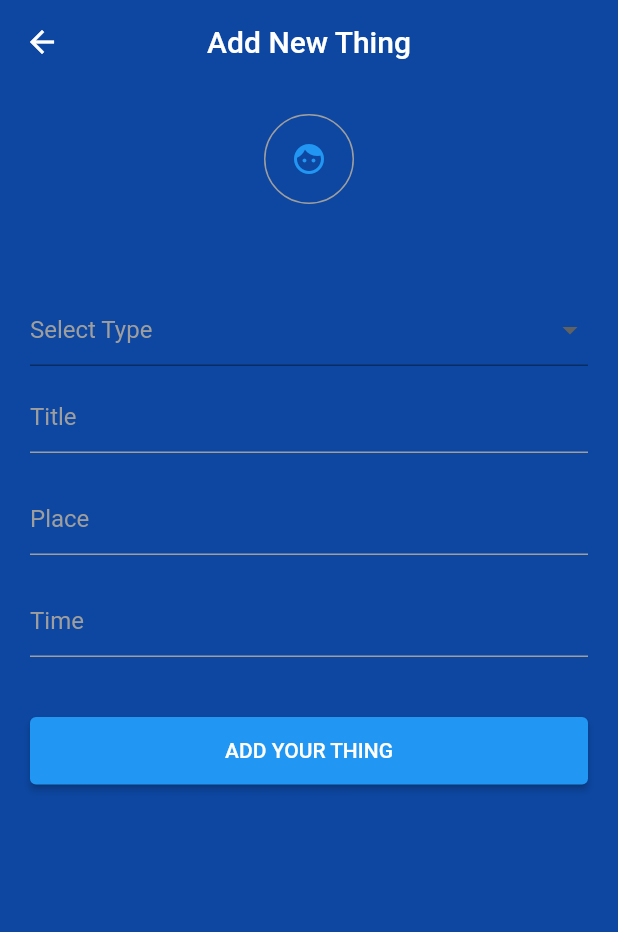
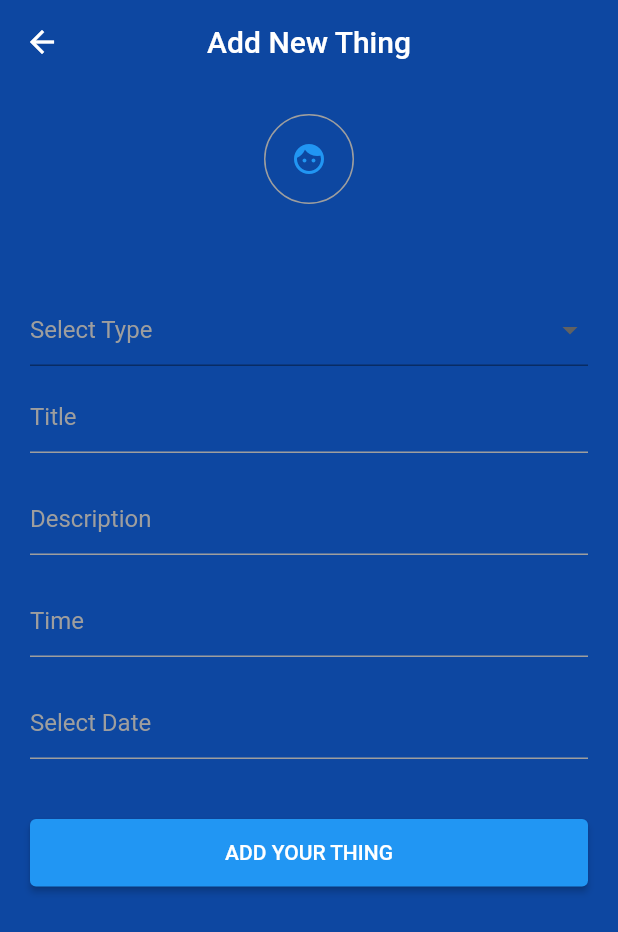
Before and after one commit to SmrutiSamratRansingh/elred, a Flutter app: the TodoScreen screen opened directly, after a tap on the "add" icon, on a phone screen of 412 x 824 dp. Shown: the top 932 px of the screen. Run offline on Flutter 3.47's test engine with Material 2 defaults, Android fonts, the phone set to English and light mode, and no system bars; our stand-ins replace cloud_firestore, firebase_auth, firebase_core, get, google_sign_in; accounts and stored records are empty.

Commit message:
added date picker,todolist ui update

```diff
--- /dev/null
+++ b/lib/core/global_variables.dart
@@ -0,0 +1,3 @@
+class GlobalVariable {
+  static late final String? uid;
+}
--- a/lib/features/authentication/viewmodel/auth_viewmodel.dart
+++ b/lib/features/authentication/viewmodel/auth_viewmodel.dart
@@ -1,5 +1,7 @@
+import 'package:eired/core/global_variables.dart';
 import 'package:eired/features/authentication/usecases/authenticate_user.dart';
 import 'package:eired/features/todo_list/views/todo_screen.dart';
+import 'package:firebase_auth/firebase_auth.dart';
 import 'package:flutter/cupertino.dart';
 import 'package:get/get.dart';
 
@@ -14,7 +16,9 @@ class AuthViewModel extends ChangeNotifier {
     try {
       isLoading = true;
       notifyListeners();
-      await authenticateUserUsecase.signInWithGoogle();
+      UserCredential user = await authenticateUserUsecase.signInWithGoogle();
+      GlobalVariable.uid = user.user!.uid;
+
       isLoading = false;
       notifyListeners();
       Get.offAll(const TodoScreen());
--- a/lib/features/authentication/views/signin_screen.dart
+++ b/lib/features/authentication/views/signin_screen.dart
@@ -16,7 +16,10 @@ class SigninScreen extends StatelessWidget {
             ? const CircularProgressIndicator(
                 color: Colors.blue,
               )
-            : ElevatedButton.icon(
+            : SizedBox(
+                height: 45,
+                width: MediaQuery.of(context).size.width * 0.7,
+                child: ElevatedButton.icon(
                     onPressed: () {
                       context.read<AuthViewModel>().signinWithGoogle();
                     },
@@ -26,6 +29,7 @@ class SigninScreen extends StatelessWidget {
                     ),
                     label: const Text("Signin with Google")),
               ),
+      ),
     );
   }
 }
--- a/lib/features/todo_list/models/todo_model.dart
+++ b/lib/features/todo_list/models/todo_model.dart
@@ -1,13 +1,14 @@
 class TodoModel {
   final String type;
   final String heading;
-  final String place;
-
+  final String description;
+  final String date;
   final String time;
 
   TodoModel(
       {required this.type,
       required this.heading,
-      required this.place,
-      required this.time});
+      required this.description,
+      required this.time,
+      required this.date});
 }
--- a/lib/features/todo_list/repository/todo_repository.dart
+++ b/lib/features/todo_list/repository/todo_repository.dart
@@ -1,5 +1,6 @@
 import 'package:cloud_firestore/cloud_firestore.dart';
 import 'package:eired/core/eired_exception.dart';
+import 'package:eired/core/global_variables.dart';
 import 'package:eired/core/print_helper.dart';
 import 'package:eired/features/todo_list/models/todo_model.dart';
 
@@ -8,10 +9,12 @@ class TodoRepository {
     try {
       await todoCollection
           .add({
+            'id': GlobalVariable.uid.toString(),
             'type': todoModel.type,
             'heading': todoModel.heading,
-            'place': todoModel.place,
+            'desc': todoModel.description,
             'time': todoModel.time,
+            'user_date': todoModel.date,
             'date': Timestamp.now()
           })
           .then((value) => printDebug("User Added"))
@@ -32,8 +35,9 @@ class TodoRepository {
           .update({
             'type': todoModel.type,
             'heading': todoModel.heading,
-            'place': todoModel.place,
+            'desc': todoModel.description,
             'time': todoModel.time,
+            'user_date': todoModel.date
           })
           .then((value) => printDebug("User Updated"))
           .catchError((error) {
--- a/lib/features/todo_list/viewmodel/todo_viewmodel.dart
+++ b/lib/features/todo_list/viewmodel/todo_viewmodel.dart
@@ -7,6 +7,7 @@ import 'package:eired/features/todo_list/views/enter_data_screen.dart';
 import 'package:eired/features/todo_list/views/todo_screen.dart';
 import 'package:flutter/material.dart';
 import 'package:get/get.dart';
+import 'package:intl/intl.dart';
 import '../../../core/print_helper.dart';
 import '../../../core/snackbar_helper.dart';
 
@@ -17,6 +18,7 @@ class TodoViewModel extends ChangeNotifier {
   TextEditingController titleController = TextEditingController();
   TextEditingController placeController = TextEditingController();
   TextEditingController timeController = TextEditingController();
+  TextEditingController dateController = TextEditingController();
   final List<String> typeList = [
     "Music",
     "Business",
@@ -35,6 +37,9 @@ class TodoViewModel extends ChangeNotifier {
   late TodoModel todoEditModel;
 
   String docIdEdit = "";
+
+  DateTime selectedDate = DateTime.now();
+  String dateText = "Select Date";
 
   TodoViewModel({required this.todoCrudUsecase});
 
@@ -69,9 +74,10 @@ class TodoViewModel extends ChangeNotifier {
       isLoading = true;
       notifyListeners();
       final todo = TodoModel(
+          date: dateController.text,
           type: selectedType,
           heading: titleController.text,
-          place: placeController.text,
+          description: placeController.text,
           time: timeController.text);
       todoCrudUsecase.addTodo(todoModel: todo, ref: todoCollection);
       Get.offAll(const TodoScreen());
@@ -104,9 +110,10 @@ class TodoViewModel extends ChangeNotifier {
     printDebug(docIdEdit);
     try {
       final todo = TodoModel(
+          date: dateController.text,
           type: selectedType,
           heading: titleController.text,
-          place: placeController.text,
+          description: placeController.text,
           time: timeController.text);
       await todoCrudUsecase.editTodo(
           todoModel: todo, ref: todoCollection, docId: docIdEdit);
@@ -123,9 +130,9 @@ class TodoViewModel extends ChangeNotifier {
     todoEditModel = todoModel;
     icon = getIconData(todoModel.type);
     titleController.text = todoModel.heading;
-    placeController.text = todoModel.place;
+    placeController.text = todoModel.description;
     timeController.text = todoModel.time;
-
+    dateController.text = todoModel.date;
     docIdEdit = docID;
     Get.to(() => const EnterDataScreen());
   }
@@ -136,9 +143,11 @@ class TodoViewModel extends ChangeNotifier {
   }
 
   void clearControllers() {
+    isEdit = false;
     titleController.clear();
     placeController.clear();
     timeController.clear();
+    dateController.clear();
   }
 
   @override
@@ -148,4 +157,10 @@ class TodoViewModel extends ChangeNotifier {
     placeController.dispose();
     super.dispose();
   }
+
+  void setNewDate(DateTime picked) {
+    selectedDate = picked;
+    dateController.text = DateFormat.yMMMEd().format(selectedDate);
+    notifyListeners();
+  }
 }
--- a/lib/features/todo_list/views/enter_data_screen.dart
+++ b/lib/features/todo_list/views/enter_data_screen.dart
@@ -47,7 +47,7 @@ class EnterDataScreen extends StatelessWidget {
                     height: 20,
                   ),
                   createTextField(
-                      hint: "Place",
+                      hint: "Description",
                       controller: todoVmRead.placeController,
                       isReadOnly: false,
                       context: context),
@@ -63,6 +63,22 @@ class EnterDataScreen extends StatelessWidget {
                       TimeOfDay? td = await showTimePicker(
                           context: context, initialTime: TimeOfDay.now());
                       todoVmRead.createTimeString(td);
+                    },
+                  ),
+                  const SizedBox(
+                    height: 20,
+                  ),
+                  Consumer<TodoViewModel>(
+                    builder: (context, tdVm, child) {
+                      return createTextField(
+                        hint: "Select Date",
+                        context: context,
+                        controller: todoVmRead.dateController,
+                        isReadOnly: true,
+                        callback: () async {
+                          selectDate(context);
+                        },
+                      );
                     },
                   ),
                   const SizedBox(
@@ -163,4 +179,16 @@ class EnterDataScreen extends StatelessWidget {
     final todoVmRead = context.read<TodoViewModel>();
     todoVmRead.editTodo();
   }
+
+  Future<void> selectDate(BuildContext context) async {
+    final todoVmRead = context.read<TodoViewModel>();
+    final DateTime? picked = await showDatePicker(
+        context: context,
+        initialDate: todoVmRead.selectedDate,
+        firstDate: DateTime(2015, 8),
+        lastDate: DateTime(2101));
+    if (picked != null) {
+      todoVmRead.setNewDate(picked);
+    }
+  }
 }
--- a/lib/features/todo_list/views/todo_screen.dart
+++ b/lib/features/todo_list/views/todo_screen.dart
@@ -57,15 +57,23 @@ class TodoScreen extends StatelessWidget {
                   printDebug(snapshot.data!.docs.length.toString());
                   final data = snapshot.data!.docs[index].data();
                   return Column(
+                    crossAxisAlignment: CrossAxisAlignment.start,
                     children: [
+                      Padding(
+                          padding: const EdgeInsets.only(left: 20),
+                          child: Text(
+                            data["user_date"] ?? "",
+                            style: const TextStyle(fontSize: 12),
+                          )),
                       ListTile(
                         onTap: () {
                           String docId = snapshot.data!.docs[index].id;
                           TodoModel todoModel = TodoModel(
-                              type: data["type"],
-                              heading: data["heading"],
-                              place: data["place"],
-                              time: data["time"]);
+                              date: data["user_date"] ?? "",
+                              type: data["type"] ?? "",
+                              heading: data["heading"] ?? "",
+                              description: data["desc"] ?? "",
+                              time: data["time"] ?? "");
 
                           showEditDeleteDialog(
                               context, docId, todoModel, todoVmRead);
@@ -77,13 +85,16 @@ class TodoScreen extends StatelessWidget {
                               shape: BoxShape.circle,
                               border: Border.all(color: Colors.grey)),
                           child: Icon(
-                            todoVmRead.getIconData(data["type"]),
+                            todoVmRead.getIconData(data["type"] ?? ""),
                             color: Colors.blue,
                           ),
                         ),
-                        title: Text(data["heading"]),
-                        subtitle: Text(data["place"]),
-                        trailing: Text(data["time"]),
+                        title: Text(
+                          data["heading"] ?? "",
+                          style: const TextStyle(fontWeight: FontWeight.w500),
+                        ),
+                        subtitle: Text(data["desc"] ?? ""),
+                        trailing: Text(data["time"] ?? ""),
                       ),
                       const Padding(
                         padding: EdgeInsets.only(left: 20, right: 20),
```
Lines whose indentation alone changed are shown as unchanged.
